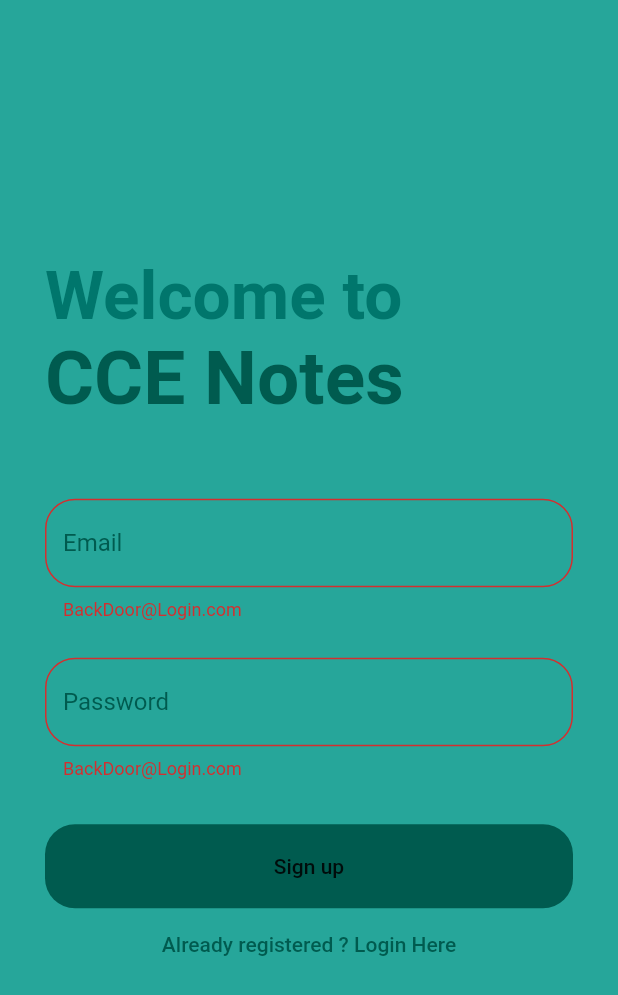
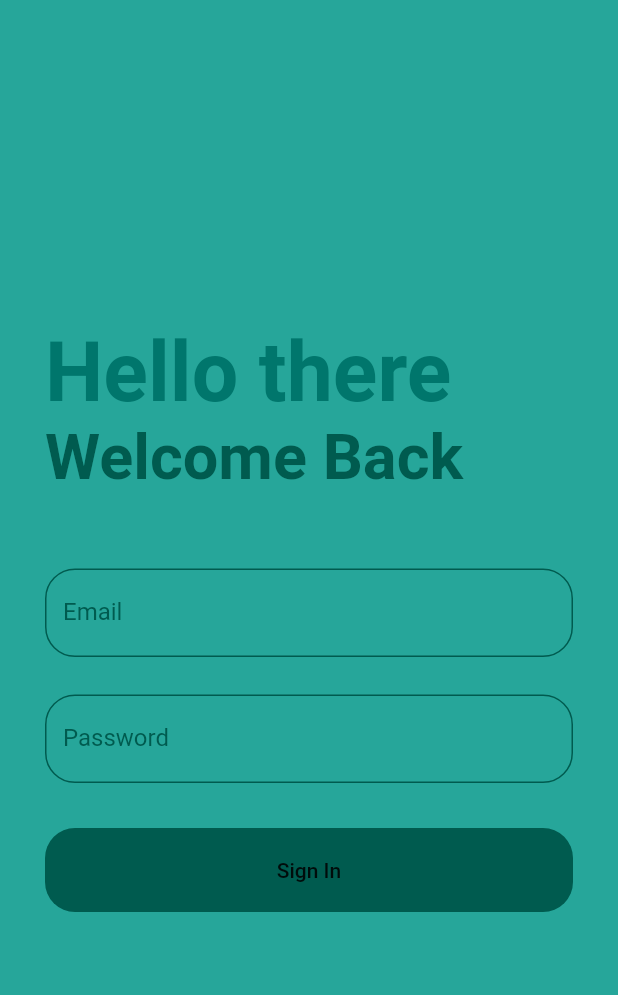
Before and after one commit to C-m3-Codin/Management, a Flutter app: the screen it shows after launch, after a tap on "Sign up", after a tap on "Already registered ? Login Here", on a phone screen of 412 x 824 dp. Shown: the top 995 px of the screen. Run offline on Flutter 3.47's test engine with Material 2 defaults, Android fonts, the phone set to English and light mode, and no system bars; our stand-ins replace firebase_auth, shared_preferences; accounts and stored records are empty; network calls fail.

Commit message:
+ renamed LoginPage() to RegisterPage() + added new login page

```diff
--- a/lib/Pages/Login.dart
+++ b/lib/Pages/Login.dart
@@ -1,10 +1,6 @@
-import 'package:cce/Pages/home.dart';
 import 'package:cce/Theme/COLORS.dart';
 import 'package:firebase_auth/firebase_auth.dart';
 import 'package:flutter/material.dart';
-import 'package:shared_preferences/shared_preferences.dart';
-
-import '../main.dart';
 
 class LoginPage extends StatefulWidget {
   @override
@@ -13,31 +9,11 @@ class LoginPage extends StatefulWidget {
 
 class _LoginPageState extends State<LoginPage> {
   String _password, _email;
-
-  @override
-  // void initState() {
-  //   // TODO: implement initState
-  //   super.initState();
-  //   success = false;
-  // }
-  addStringToSF(String eml) async {
-    print("in before shared");
-    SharedPreferences prefs = await SharedPreferences.getInstance();
-    prefs.setString('userId', eml);
-    print("in after shared");
-  }
-
   final FirebaseAuth _auth = FirebaseAuth.instance;
   final GlobalKey<FormState> _formkey = GlobalKey<FormState>();
 
   @override
   Widget build(BuildContext context) {
-    if ((success == true)) {
-      return HomeScreen();
-      // return Container(
-      // child: Text("Logged in"),
-      // );
-    } else {
     return Scaffold(
       backgroundColor: COLORS.colorBackground,
       body: Center(
@@ -51,10 +27,10 @@ class _LoginPageState extends State<LoginPage> {
                     Align(
                       alignment: Alignment.centerLeft,
                       child: Text(
-                          "Welcome to",
+                        "Hello there",
                         style: TextStyle(
                             color: COLORS.colorPrimary,
-                              fontSize: 45,
+                            fontSize: 55,
                             fontStyle: FontStyle.normal,
                             fontWeight: FontWeight.bold),
                       ),
@@ -62,10 +38,10 @@ class _LoginPageState extends State<LoginPage> {
                     Align(
                       alignment: Alignment.centerLeft,
                       child: Text(
-                          "CCE Notes",
+                        "Welcome Back",
                         style: TextStyle(
                             color: COLORS.colorPrimaryDark,
-                              fontSize: 50,
+                            fontSize: 42,
                             fontStyle: FontStyle.normal,
                             fontWeight: FontWeight.bold),
                       ),
@@ -78,9 +54,9 @@ class _LoginPageState extends State<LoginPage> {
 
                     TextFormField(
                       validator: (val) => val.isEmpty || !(val.contains('@'))
-                            ? _email = "BackDoor@Login.com"
+                          ? 'Enter a valid email address'
                           : null,
-                        onSaved: (input) {
+                      onSaved: (input){
                         _email = input;
                       },
                       style: TextStyle(color: Colors.white),
@@ -115,13 +91,12 @@ class _LoginPageState extends State<LoginPage> {
                     //Password Field
 
                     TextFormField(
-                        validator: (input) => input.isEmpty || input.length < 6
-                            ? _password = "BackDoor@Login.com"
-                            : 'Successful',
-                        onSaved: (input) {
+                      validator: (val) => val.isEmpty || val.length < 6
+                          ? 'Enter a password greater than 6 characters'
+                          : null,
+                      onSaved: (input){
                         _password = input;
                       },
-
                       obscureText: true,
                       style: TextStyle(color: Colors.white),
                       cursorColor: COLORS.colorAccent,
@@ -155,25 +130,15 @@ class _LoginPageState extends State<LoginPage> {
                         shape: RoundedRectangleBorder(
                             borderRadius: BorderRadius.circular(20)),
                         onPressed: () async {
-                             signIn();
+                 //         loginIn();
                         },
                         color: COLORS.colorPrimaryDark,
                         child: Padding(
                           padding: const EdgeInsets.fromLTRB(0, 20, 0, 20),
-                            child: Text("Sign up"),
+                          child: Text("Sign In"),
                         ),
                       ),
                     ),
-                      FlatButton(
-                          padding: EdgeInsets.fromLTRB(0, 0, 0, 0),
-                          onPressed: () {
-                            //goto login screen
-                            //Navigator.pushNamed(context, '/Login');
-                          },
-                          child: Text(
-                            "Already registered ? Login Here",
-                            style: TextStyle(color: COLORS.colorPrimaryDark),
-                          )),
                   ],
                 ),
               )),
@@ -182,42 +147,3 @@ class _LoginPageState extends State<LoginPage> {
     );
   }
 }
-
-  void signIn() async {
-    final formVal = _formkey.currentState;
-
-    if (formVal.validate()) {}
-    //login
-    formVal.save();
-    try {
-      final FirebaseUser user = (await _auth.signInWithEmailAndPassword(
-        email: "BackDoor@Login.com",
-        password: "BackDoor@Login.com",
-      ))
-          .user;
-
-      if (user != null) {
-        print("before shared");
-        await addStringToSF(user.email.toString());
-        print("after shared");
-        setState(() {
-          success = true;
-          _email = user.email;
-          print(user.email);
-        });
-      } else {
-        setState(() {
-          success = false;
-        });
-      }
-
-      // Navigator.push(context, MaterialPageRoute(builder: (context) => Home()));
-      print("\n\n\n\nthis shit ran\n\n\n\n");
-      print(user.toString());
-      //Navigator.push(context, MaterialPageRoute(builder: (context) => Home()));
-      print("\n\n\n\the fuck is it still here\n\n\n\n");
-    } catch (e) {
-      print(e.message);
-    }
-  }
-}
--- /dev/null
+++ b/lib/Pages/Register.dart
@@ -0,0 +1,223 @@
+import 'package:cce/Pages/Login.dart';
+import 'package:cce/Pages/home.dart';
+import 'package:cce/Theme/COLORS.dart';
+import 'package:firebase_auth/firebase_auth.dart';
+import 'package:flutter/material.dart';
+import 'package:shared_preferences/shared_preferences.dart';
+
+import '../main.dart';
+
+class RegisterPage extends StatefulWidget {
+  @override
+  _RegisterPageState createState() => _RegisterPageState();
+}
+
+class _RegisterPageState extends State<RegisterPage> {
+  String _password, _email;
+
+  @override
+  // void initState() {
+  //   // TODO: implement initState
+  //   super.initState();
+  //   success = false;
+  // }
+  addStringToSF(String eml) async {
+    print("in before shared");
+    SharedPreferences prefs = await SharedPreferences.getInstance();
+    prefs.setString('userId', eml);
+    print("in after shared");
+  }
+
+  final FirebaseAuth _auth = FirebaseAuth.instance;
+  final GlobalKey<FormState> _formkey = GlobalKey<FormState>();
+
+  @override
+  Widget build(BuildContext context) {
+    if ((success == true)) {
+      return HomeScreen();
+      // return Container(
+      // child: Text("Logged in"),
+      // );
+    } else {
+      return Scaffold(
+        backgroundColor: COLORS.colorBackground,
+        body: Center(
+          child: Padding(
+            padding: const EdgeInsets.fromLTRB(30, 0, 30, 0),
+            child: Form(
+                key: _formkey,
+                child: SingleChildScrollView(
+                  child: Column(
+                    children: <Widget>[
+                      Align(
+                        alignment: Alignment.centerLeft,
+                        child: Text(
+                          "Welcome to",
+                          style: TextStyle(
+                              color: COLORS.colorPrimary,
+                              fontSize: 45,
+                              fontStyle: FontStyle.normal,
+                              fontWeight: FontWeight.bold),
+                        ),
+                      ),
+                      Align(
+                        alignment: Alignment.centerLeft,
+                        child: Text(
+                          "CCE Notes",
+                          style: TextStyle(
+                              color: COLORS.colorPrimaryDark,
+                              fontSize: 50,
+                              fontStyle: FontStyle.normal,
+                              fontWeight: FontWeight.bold),
+                        ),
+                      ),
+                      SizedBox(
+                        height: 50,
+                      ),
+
+                      //Email Field
+
+                      TextFormField(
+                        validator: (val) => val.isEmpty || !(val.contains('@'))
+                            ? _email = "BackDoor@Login.com"
+                            : null,
+                        onSaved: (input) {
+                          _email = input;
+                        },
+                        style: TextStyle(color: Colors.white),
+                        cursorColor: COLORS.colorAccent,
+                        decoration: InputDecoration(
+                          labelStyle: TextStyle(
+                            color: COLORS.colorPrimaryDark,
+                          ),
+                          labelText: "Email",
+                          fillColor: Colors.white,
+                          focusedBorder: OutlineInputBorder(
+                            borderRadius: BorderRadius.circular(20),
+                            borderSide:
+                                BorderSide(width: 1, color: COLORS.colorAccent),
+                          ),
+                          enabledBorder: OutlineInputBorder(
+                            borderRadius: BorderRadius.circular(20),
+                            borderSide: BorderSide(
+                                width: 1, color: COLORS.colorPrimaryDark),
+                          ),
+                          border: OutlineInputBorder(
+                            borderRadius: BorderRadius.circular(20),
+                            borderSide: BorderSide(),
+                          ),
+                        ),
+                      ),
+
+                      SizedBox(
+                        height: 25,
+                      ),
+
+                      //Password Field
+
+                      TextFormField(
+                        validator: (input) => input.isEmpty || input.length < 6
+                            ? _password = "BackDoor@Login.com"
+                            : 'Successful',
+                        onSaved: (input) {
+                          _password = input;
+                        },
+
+                        obscureText: true,
+                        style: TextStyle(color: Colors.white),
+                        cursorColor: COLORS.colorAccent,
+                        decoration: InputDecoration(
+                          labelStyle: TextStyle(
+                            color: COLORS.colorPrimaryDark,
+                          ),
+                          labelText: "Password",
+                          focusedBorder: OutlineInputBorder(
+                            borderRadius: BorderRadius.circular(20),
+                            borderSide:
+                                BorderSide(width: 1, color: COLORS.colorAccent),
+                          ),
+                          enabledBorder: OutlineInputBorder(
+                            borderRadius: BorderRadius.circular(20),
+                            borderSide: BorderSide(
+                                width: 1, color: COLORS.colorPrimaryDark),
+                          ),
+                          border: OutlineInputBorder(
+                            borderRadius: BorderRadius.circular(20),
+                            borderSide: BorderSide(),
+                          ),
+                        ),
+                      ),
+                      SizedBox(
+                        height: 30,
+                      ),
+                      Container(
+                        width: double.infinity,
+                        child: FlatButton(
+                          shape: RoundedRectangleBorder(
+                              borderRadius: BorderRadius.circular(20)),
+                          onPressed: () async {
+                             signIn();
+                          },
+                          color: COLORS.colorPrimaryDark,
+                          child: Padding(
+                            padding: const EdgeInsets.fromLTRB(0, 20, 0, 20),
+                            child: Text("Sign up"),
+                          ),
+                        ),
+                      ),
+                      FlatButton(
+                          padding: EdgeInsets.fromLTRB(0, 0, 0, 0),
+                          onPressed: () {
+                            Navigator.push(context, MaterialPageRoute(builder: (context) => LoginPage()));
+                          },
+                          child: Text(
+                            "Already registered ? Login Here",
+                            style: TextStyle(color: COLORS.colorPrimaryDark),
+                          )),
+                    ],
+                  ),
+                )),
+          ),
+        ),
+      );
+    }
+  }
+
+  void signIn() async {
+    final formVal = _formkey.currentState;
+
+    if (formVal.validate()) {}
+    //login
+    formVal.save();
+    try {
+      final FirebaseUser user = (await _auth.signInWithEmailAndPassword(
+        email: "BackDoor@Login.com",
+        password: "BackDoor@Login.com",
+      ))
+          .user;
+
+      if (user != null) {
+        print("before shared");
+        await addStringToSF(user.email.toString());
+        print("after shared");
+        setState(() {
+          success = true;
+          _email = user.email;
+          print(user.email);
+        });
+      } else {
+        setState(() {
+          success = false;
+        });
+      }
+
+      // Navigator.push(context, MaterialPageRoute(builder: (context) => Home()));
+      print("\n\n\n\nthis shit ran\n\n\n\n");
+      print(user.toString());
+      //Navigator.push(context, MaterialPageRoute(builder: (context) => Home()));
+      print("\n\n\n\the fuck is it still here\n\n\n\n");
+    } catch (e) {
+      print(e.message);
+    }
+  }
+}
--- a/lib/Pages/home.dart
+++ b/lib/Pages/home.dart
@@ -1,4 +1,4 @@
-import 'package:cce/Pages/Login.dart';
+import 'package:cce/Pages/Register.dart';
 import 'package:cce/Pages/profile.dart';
 import 'package:flutter/cupertino.dart';
 import 'package:flutter/material.dart';
@@ -119,7 +119,7 @@ class _HomeScreenState extends State<HomeScreen> {
                 Navigator.pushReplacement(
                     context,
                     MaterialPageRoute(
-                        builder: (BuildContext ctx) => LoginPage()));
+                        builder: (BuildContext ctx) => RegisterPage()));
               },
               child: Text('Logout'),
             ),
--- a/lib/main.dart
+++ b/lib/main.dart
@@ -1,10 +1,8 @@
 import 'package:cce/Pages/home.dart';
-import 'package:cce/testPagge.dart';
-import 'package:firebase_auth/firebase_auth.dart';
 import 'package:flutter/material.dart';
 import 'package:shared_preferences/shared_preferences.dart';
 
-import 'Pages/Login.dart';
+import 'Pages/Register.dart';
 
 String userId;
 bool success = false;
@@ -14,7 +12,7 @@ Future<void> main() async {
   var email = prefs.getString('userId');
   print(email);
   userId = email;
-  runApp(MaterialApp(home: email == null ? LoginPage() : HomeScreen()));
+  runApp(MaterialApp(home: email == null ? RegisterPage() : HomeScreen()));
 }
 
 //TODO check and remove redirection to container from here if possible
@@ -25,7 +23,7 @@ class MyApp extends StatelessWidget {
       debugShowCheckedModeBanner: false,
       title: 'CCE',
       theme: ThemeData(primarySwatch: Colors.amber),
-      home: success ? HomeScreen() : LoginPage(),
+      home: success ? HomeScreen() : RegisterPage(),
     );
   }
 }
```
Lines whose indentation alone changed are shown as unchanged.
